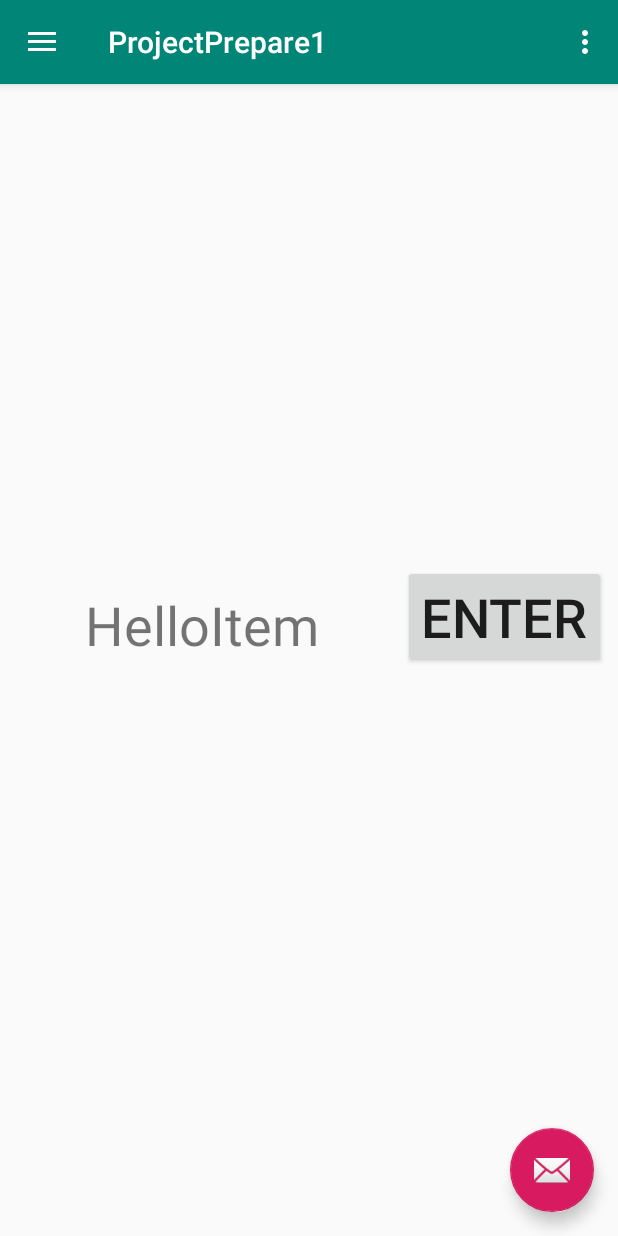
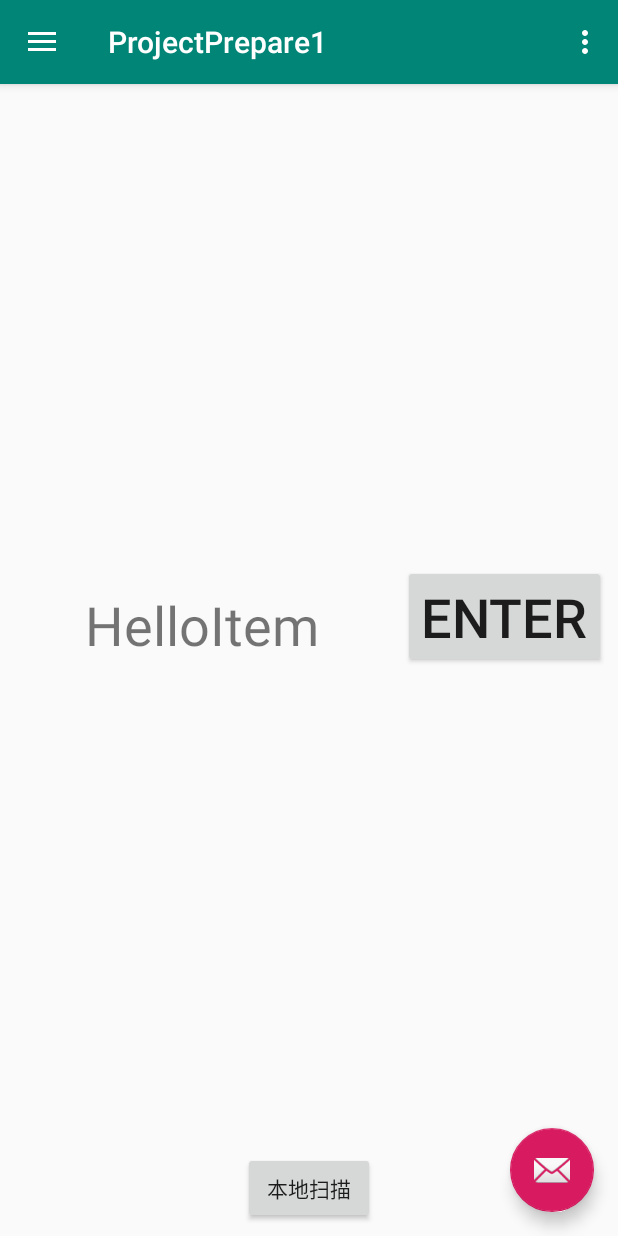
Before and after one commit to wing-scud/MusicPlayer, an Android app: the screen it shows after launch (MainActivity), on a phone screen of 412 x 824 dp. Run offline under Robolectric (Android 15) with nearby library versions, the phone set to English and light mode, and no system bars.

Commit message:
Panhaiqing commit message.

```diff
--- a/app/src/main/AndroidManifest.xml
+++ b/app/src/main/AndroidManifest.xml
@@ -2,6 +2,10 @@
 <manifest xmlns:android="http://schemas.android.com/apk/res/android"
           package="com.example.projectprepare1">
 
+    <uses-permission android:name="android.permission.WRITE_EXTERNAL_STORAGE"/>
+    <uses-permission android:name="android.permission.INTERNET"/>
+
+    <uses-permission-sdk-23 android:name="android.permission.WRITE_EXTERNAL_STORAGE"/>
     <application
             android:allowBackup="true"
             android:icon="@mipmap/ic_launcher"
--- a/app/src/main/java/com/example/projectprepare1/database/MusicDao.kt
+++ b/app/src/main/java/com/example/projectprepare1/database/MusicDao.kt
@@ -16,6 +16,7 @@ package com.example.android.roomwordssample
  * limitations under the License.
  */
 
+import android.util.Log
 import androidx.lifecycle.LiveData
 import androidx.room.*
 
@@ -35,4 +36,7 @@ interface MusicDao {
 
     @Insert(onConflict = OnConflictStrategy.IGNORE)
     fun insert(song: Song)
+
+    @Insert(onConflict = OnConflictStrategy.IGNORE)
+    fun insertlist(song: Song)
 }
--- a/app/src/main/java/com/example/projectprepare1/ui/item/itemFragment.kt
+++ b/app/src/main/java/com/example/projectprepare1/ui/item/itemFragment.kt
@@ -8,6 +8,8 @@ import android.view.View
 import android.view.ViewGroup
 import androidx.lifecycle.Observer
 import androidx.navigation.Navigation
+import androidx.navigation.Navigation.findNavController
+import com.example.projectprepare1.R
 
 import com.example.projectprepare1.entity.Item
 import kotlinx.android.synthetic.main.item_fragment.*
@@ -57,6 +59,9 @@ class itemFragment : Fragment() {
         enterMusic.setOnClickListener{
             Navigation.findNavController(view).navigate(com.example.projectprepare1.R.id.action_item_to_music)
         }
+        scan.setOnClickListener {
+            findNavController(view).navigate(R.id.action_enterMusic_to_scanFragment)
+        }
         viewModel = ViewModelProviders.of(this).get(ItemViewModel::class.java)
         //TODO:调用viewModel的方法进行对应操作
         val itemliveData=viewModel.getItems()
--- a/app/src/main/res/layout/item_fragment.xml
+++ b/app/src/main/res/layout/item_fragment.xml
@@ -24,6 +24,14 @@
                 android:layout_marginTop="8dp" app:layout_constraintTop_toTopOf="parent"
                 app:layout_constraintEnd_toStartOf="@+id/enterMusic" android:layout_marginEnd="8dp"
                 app:layout_constraintStart_toStartOf="parent" android:layout_marginStart="8dp" android:textSize="36sp"/>
+        <Button
+                android:text="本地扫描"
+                android:layout_width="wrap_content"
+                android:layout_height="wrap_content"
+                android:id="@+id/scan" android:layout_marginBottom="8dp"
+                app:layout_constraintBottom_toBottomOf="parent" app:layout_constraintStart_toStartOf="parent"
+                android:layout_marginStart="8dp" app:layout_constraintEnd_toEndOf="parent"
+                android:layout_marginEnd="8dp"/>
     </androidx.constraintlayout.widget.ConstraintLayout>
 
 </FrameLayout>
--- a/app/src/main/res/navigation/nav_graph.xml
+++ b/app/src/main/res/navigation/nav_graph.xml
@@ -6,7 +6,10 @@
     <fragment android:id="@+id/enterMusic" android:name="com.example.projectprepare1.ui.item.itemFragment"
               android:label="item_fragment" tools:layout="@layout/item_fragment">
         <action android:id="@+id/action_item_to_music" app:destination="@+id/music"/>
+        <action android:id="@+id/action_enterMusic_to_scanFragment" app:destination="@id/scanFragment"/>
     </fragment>
     <fragment android:id="@+id/music" android:name="com.example.projectprepare1.ui.music.musicFragment"
               android:label="music_fragment" tools:layout="@layout/music_fragment"/>
+    <fragment android:id="@+id/scanFragment" android:name="com.example.projectprepare1.ui.scan.ScanFragment"
+              android:label="fragment_scan" tools:layout="@layout/fragment_scan"/>
 </navigation>
--- a/app/src/main/res/values/strings.xml
+++ b/app/src/main/res/values/strings.xml
@@ -13,4 +13,7 @@
     <string name="menu_tools">Tools</string>
     <string name="menu_share">Share</string>
     <string name="menu_send">Send</string>
+
+    <!-- TODO: Remove or change this placeholder text -->
+    <string name="hello_blank_fragment">Hello blank fragment</string>
 </resources>
```
